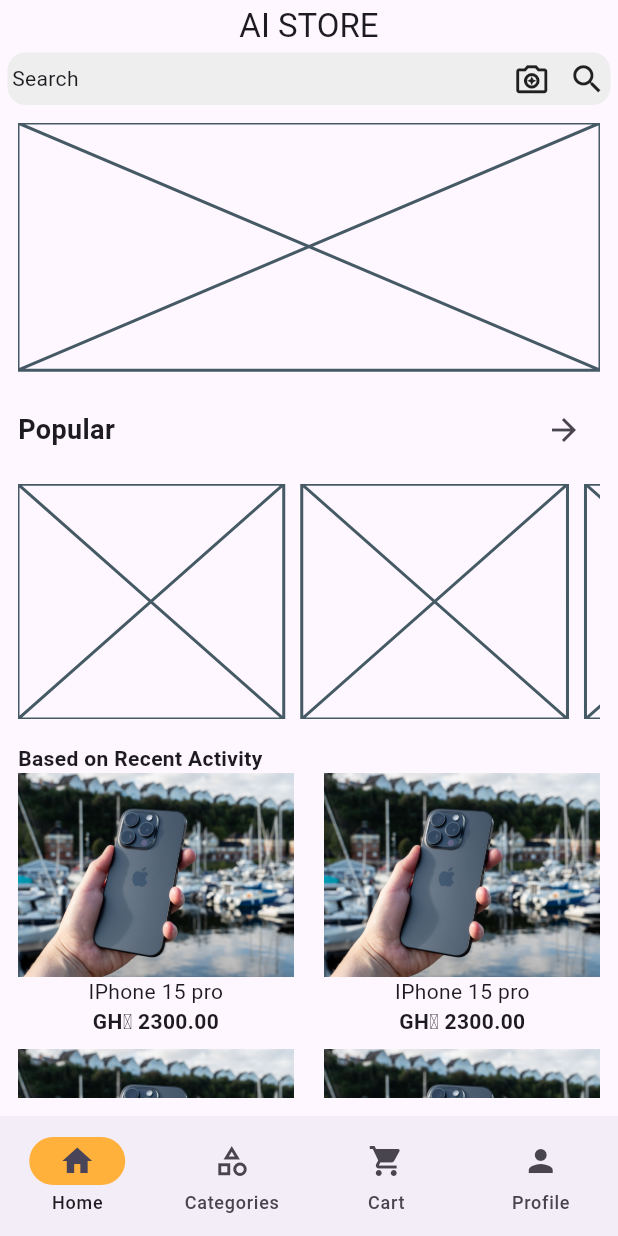
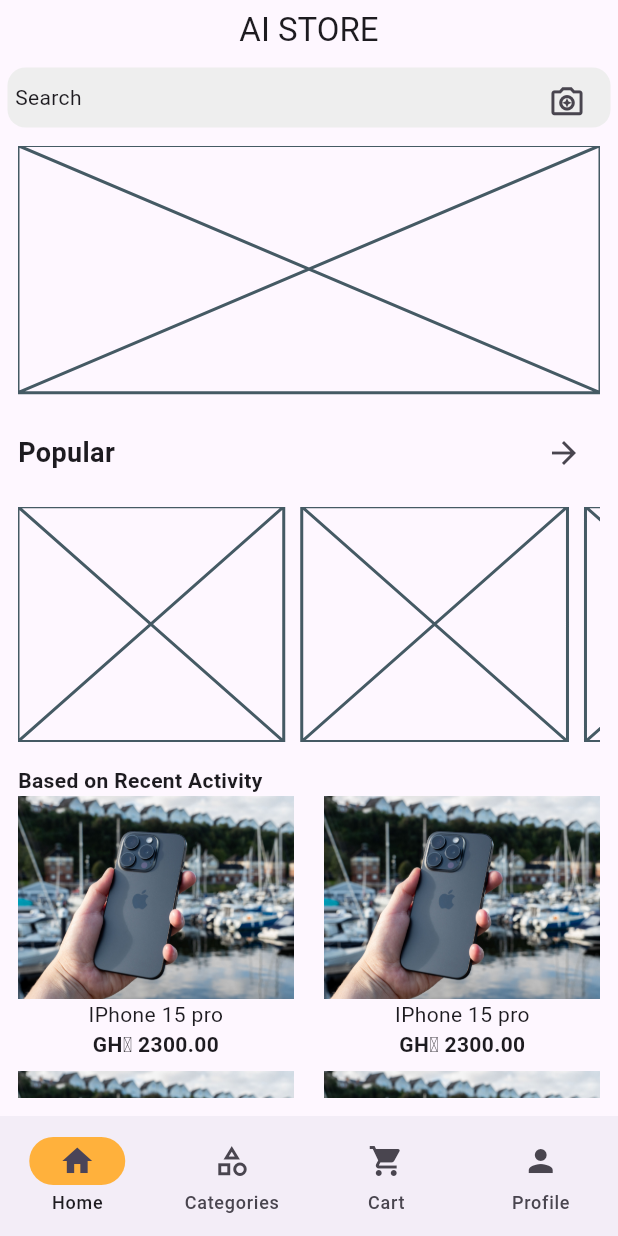
Before and after one commit to rans-rans/ai_store, a Flutter app: the screen it shows after launch, on a phone screen of 412 x 824 dp. Run offline on Flutter 3.47's test engine with Material 3 defaults, Android fonts, the phone set to English and light mode, and no system bars; our stand-ins replace camera, flutter_bloc, permission_handler.

Commit message:
added camera screen ui

```diff
--- a/lib/main.dart
+++ b/lib/main.dart
@@ -5,7 +5,9 @@ import 'src/constants/colors.dart' show darkTheme, lightTheme;
 import 'src/features/home/presentation/blocs/bottom_nav_cubit/bottom_navigation_cubit.dart';
 import 'src/features/home/presentation/screens/home_controller_screen.dart';
 
-void main() {
+void main() async {
+  WidgetsFlutterBinding.ensureInitialized();
+
   runApp(const MyApp());
 }
 
--- a/lib/src/features/home/presentation/screens/home_screen.dart
+++ b/lib/src/features/home/presentation/screens/home_screen.dart
@@ -1,5 +1,6 @@
 import 'package:flutter/material.dart';
 
+import '../../../search/presentation/screens/open_camera_screen.dart';
 import '/src/features/home/presentation/widgets/spaced_row_widget.dart';
 import '../../../../constants/numbers.dart'
     show
@@ -24,32 +25,37 @@ class HomeScreen extends StatelessWidget {
         toolbarHeight: 40,
         title: const Text("AI STORE"),
         bottom: PreferredSize(
-          preferredSize: const Size.fromHeight(30),
+          preferredSize: const Size.fromHeight(45),
           child: GestureDetector(
             onTap: () {
-              //TODO  navigate to search
+              //TODO navigate to search screen
             },
             child: Padding(
               padding: const EdgeInsets.symmetric(horizontal: 5),
               child: Container(
-                padding: const EdgeInsets.all(3),
-                height: 35,
+                padding: const EdgeInsets.symmetric(horizontal: 5, vertical: 2),
+                height: 40,
                 decoration: BoxDecoration(
                   color: Colors.grey.shade200,
                   borderRadius: BorderRadius.circular(cardBorderRadius),
                 ),
-                child: const Row(
+                child: Row(
                   children: [
-                    Text("Search"),
-                    Spacer(),
-                    Icon(
-                      Icons.camera_enhance_outlined,
-                      size: 25,
-                    ),
-                    SizedBox(width: smallSpacing),
-                    Icon(
-                      Icons.search,
-                      size: 25,
+                    const Text("Search"),
+                    const Spacer(),
+                    IconButton(
+                      icon: const Icon(Icons.camera_enhance_outlined),
+                      onPressed: () {
+                        Navigator.push(
+                          context,
+                          MaterialPageRoute(
+                            builder: (context) {
+                              return const OpenCameraScreen();
+                            },
+                          ),
+                        );
+                      },
+                      iconSize: 25,
                     ),
                   ],
                 ),
--- a/pubspec.yaml
+++ b/pubspec.yaml
@@ -36,6 +36,8 @@ dependencies:
   # Use with the CupertinoIcons class for iOS style icons.
   cupertino_icons: ^1.0.2
   flutter_bloc: ^8.1.4
+  camera: ^0.10.5+9
+  permission_handler: ^11.3.0
 
 dev_dependencies:
   flutter_test:
```
Also changed, not shown: lib/src/features/search/presentation/screens/open_camera_screen.dart (added, +123 -0 lines), pubspec.lock, 1 other file.
